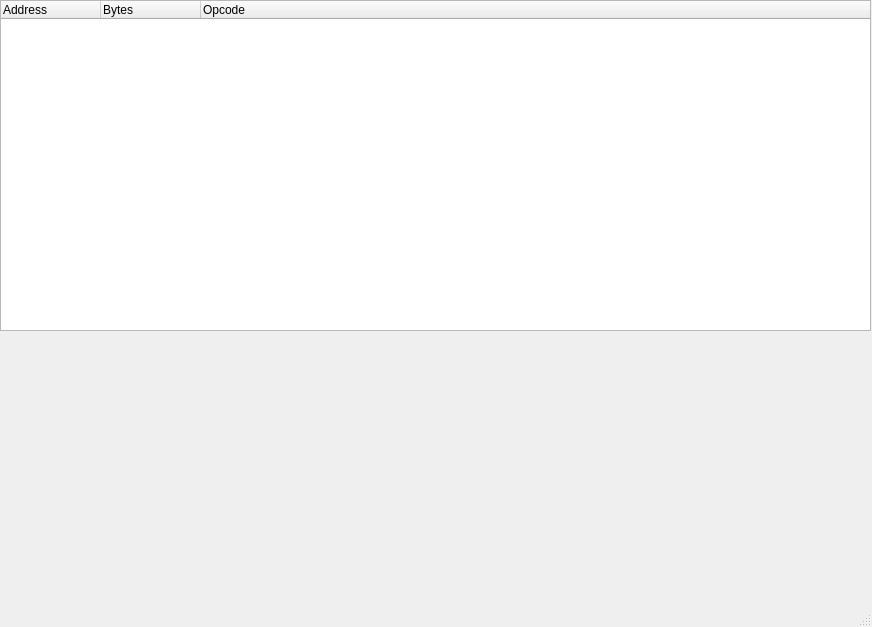
Above: JHEngine/JHEngine/memory_viewer.ui from ahgnsdi/JHEngine before the change. Below: the same form after it.
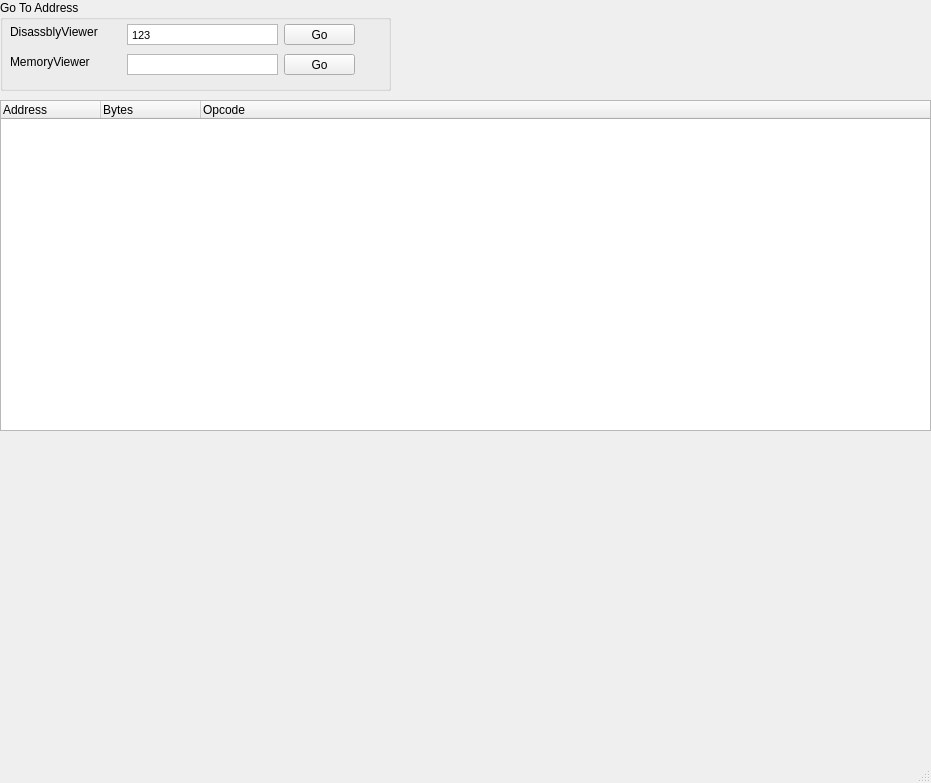
That is the form after the change.

Commit message: Update MemoryViewer Source

```diff
--- a/JHEngine/JHEngine/memory_viewer.ui
+++ b/JHEngine/JHEngine/memory_viewer.ui
@@ -6,20 +6,20 @@
    <rect>
     <x>0</x>
     <y>0</y>
-    <width>872</width>
-    <height>627</height>
+    <width>931</width>
+    <height>783</height>
    </rect>
   </property>
   <property name="windowTitle">
    <string>MemoryViewer</string>
   </property>
   <widget class="QWidget" name="centralwidget">
-   <widget class="QWidget" name="">
+   <widget class="QWidget" name="layoutWidget">
     <property name="geometry">
      <rect>
       <x>0</x>
-      <y>0</y>
-      <width>871</width>
+      <y>100</y>
+      <width>931</width>
       <height>331</height>
      </rect>
     </property>
@@ -45,6 +45,116 @@
      </item>
     </layout>
    </widget>
+   <widget class="QGroupBox" name="groupBox">
+    <property name="geometry">
+     <rect>
+      <x>0</x>
+      <y>0</y>
+      <width>391</width>
+      <height>91</height>
+     </rect>
+    </property>
+    <property name="title">
+     <string>Go To Address</string>
+    </property>
+    <widget class="QTextEdit" name="textEdit">
+     <property name="geometry">
+      <rect>
+       <x>127</x>
+       <y>24</y>
+       <width>151</width>
+       <height>21</height>
+      </rect>
+     </property>
+     <property name="verticalScrollBarPolicy">
+      <enum>Qt::ScrollBarAlwaysOff</enum>
+     </property>
+     <property name="horizontalScrollBarPolicy">
+      <enum>Qt::ScrollBarAlwaysOff</enum>
+     </property>
+     <property name="html">
+      <string>&lt;!DOCTYPE HTML PUBLIC &quot;-//W3C//DTD HTML 4.0//EN&quot; &quot;http://www.w3.org/TR/REC-html40/strict.dtd&quot;&gt;
+&lt;html&gt;&lt;head&gt;&lt;meta name=&quot;qrichtext&quot; content=&quot;1&quot; /&gt;&lt;style type=&quot;text/css&quot;&gt;
+p, li { white-space: pre-wrap; }
+&lt;/style&gt;&lt;/head&gt;&lt;body style=&quot; font-family:'Gulim'; font-size:8.25pt; font-weight:400; font-style:normal;&quot;&gt;
+&lt;p style=&quot; margin-top:0px; margin-bottom:0px; margin-left:0px; margin-right:0px; -qt-block-indent:0; text-indent:0px;&quot;&gt;123&lt;/p&gt;&lt;/body&gt;&lt;/html&gt;</string>
+     </property>
+    </widget>
+    <widget class="QPushButton" name="pushButton">
+     <property name="geometry">
+      <rect>
+       <x>284</x>
+       <y>24</y>
+       <width>71</width>
+       <height>21</height>
+      </rect>
+     </property>
+     <property name="focusPolicy">
+      <enum>Qt::NoFocus</enum>
+     </property>
+     <property name="text">
+      <string>Go</string>
+     </property>
+    </widget>
+    <widget class="QPushButton" name="pushButton_2">
+     <property name="geometry">
+      <rect>
+       <x>284</x>
+       <y>54</y>
+       <width>71</width>
+       <height>21</height>
+      </rect>
+     </property>
+     <property name="focusPolicy">
+      <enum>Qt::NoFocus</enum>
+     </property>
+     <property name="text">
+      <string>Go</string>
+     </property>
+    </widget>
+    <widget class="QTextEdit" name="textEdit_2">
+     <property name="geometry">
+      <rect>
+       <x>127</x>
+       <y>54</y>
+       <width>151</width>
+       <height>21</height>
+      </rect>
+     </property>
+     <property name="verticalScrollBarPolicy">
+      <enum>Qt::ScrollBarAlwaysOff</enum>
+     </property>
+     <property name="horizontalScrollBarPolicy">
+      <enum>Qt::ScrollBarAlwaysOff</enum>
+     </property>
+    </widget>
+    <widget class="QLabel" name="label">
+     <property name="geometry">
+      <rect>
+       <x>10</x>
+       <y>24</y>
+       <width>101</width>
+       <height>16</height>
+      </rect>
+     </property>
+     <property name="text">
+      <string>DisassblyViewer</string>
+     </property>
+    </widget>
+    <widget class="QLabel" name="label_2">
+     <property name="geometry">
+      <rect>
+       <x>10</x>
+       <y>54</y>
+       <width>101</width>
+       <height>16</height>
+      </rect>
+     </property>
+     <property name="text">
+      <string>MemoryViewer</string>
+     </property>
+    </widget>
+   </widget>
   </widget>
   <widget class="QStatusBar" name="statusbar"/>
   <widget class="QMenuBar" name="menuBar">
```
Left out of the diff: 47 changed lines with no effect on the pictures. The commit also changes 7 other files.
